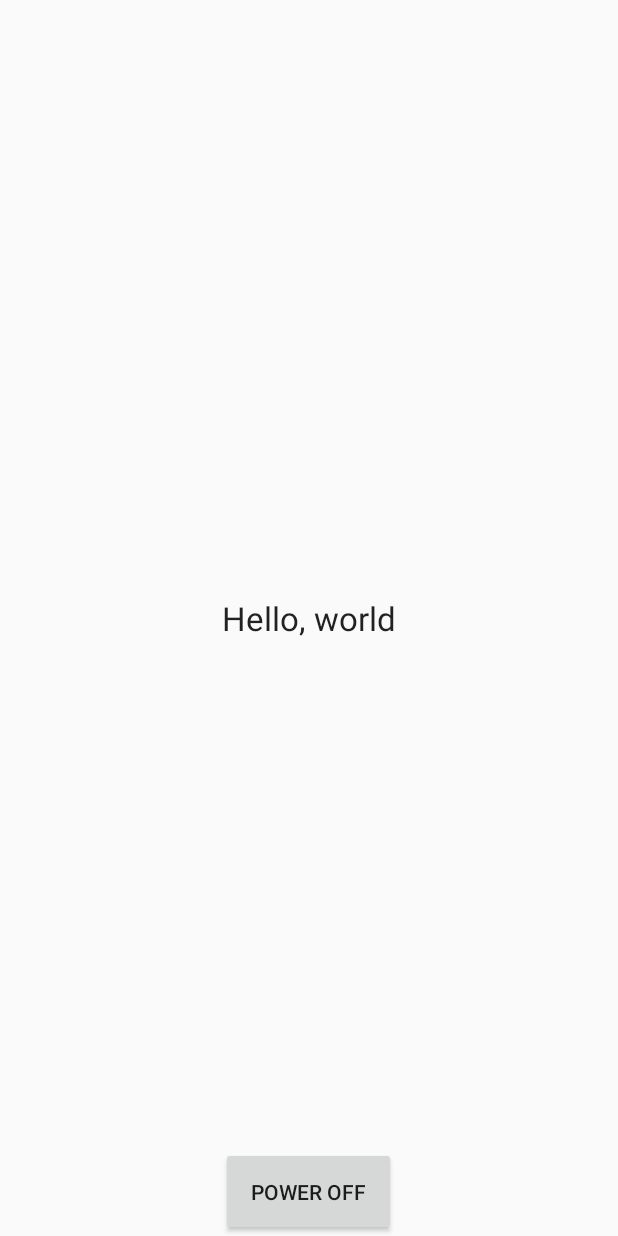
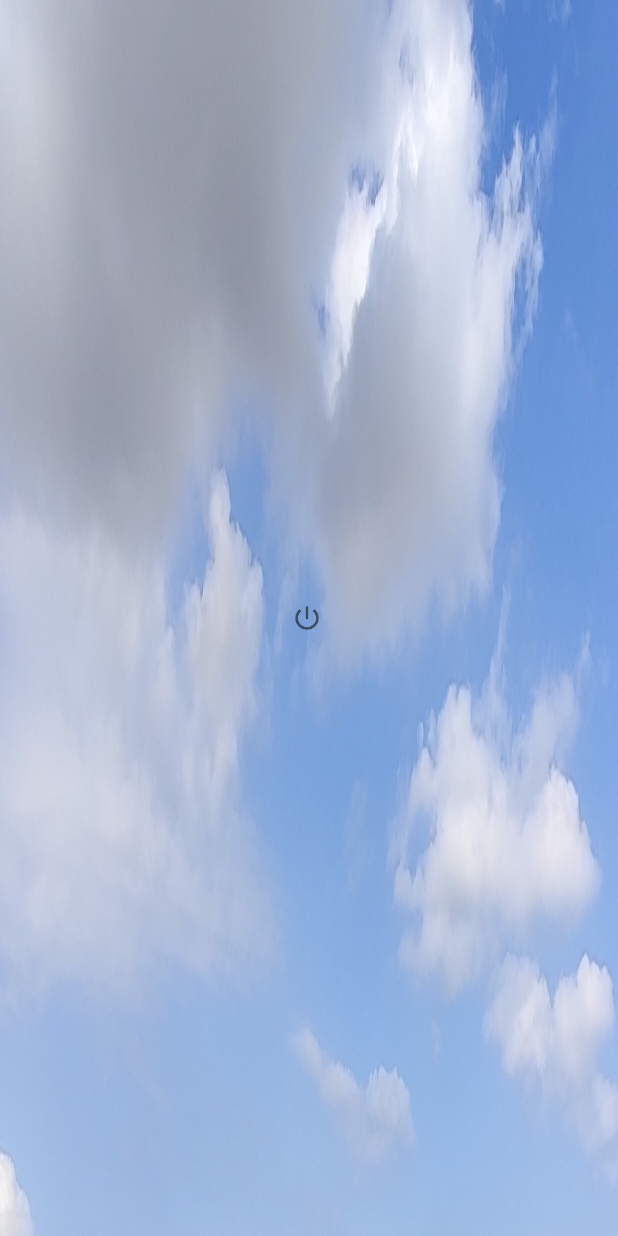
Before and after one commit to szermatt/Dreamcatcher, an Android app: the TvActivity screen opened directly, with no data from a screen before it, on a phone screen of 412 x 824 dp. Run offline under Robolectric (Android 15) with nearby library versions, the light colour scheme and no system bars.

Commit message:
Set background and use an image button.

```diff
--- a/app/src/main/java/net/gmx/szermatt/dreamcatcher/TvActivity.java
+++ b/app/src/main/java/net/gmx/szermatt/dreamcatcher/TvActivity.java
@@ -5,7 +5,7 @@ import android.content.Intent;
 import android.os.Bundle;
 import android.os.Handler;
 import android.util.Log;
-import android.widget.Button;
+import android.widget.ImageButton;
 import android.widget.Toast;
 
 import net.gmx.szermatt.dreamcatcher.harmony.PowerOffTask;
@@ -14,7 +14,7 @@ import java.util.concurrent.Executor;
 
 /**
  * A placeholder activity for the application; its main functionality is in the service.
- * */
+ */
 public class TvActivity extends Activity {
     private static final String TAG = "DreamCatcher";
 
@@ -26,7 +26,7 @@ public class TvActivity extends Activity {
         final Executor inBackground = DreamCatcherApplication.inBackground(this);
         final Handler onMain = DreamCatcherApplication.onMain(this);
 
-        Button button = findViewById(R.id.power_off);
+        ImageButton button = findViewById(R.id.power_off);
         button.setOnClickListener(v -> {
             Toast.makeText(this, "Power Off Requested", Toast.LENGTH_LONG).show();
             inBackground.execute(() -> {
--- a/app/src/main/res/layout/activity_main.xml
+++ b/app/src/main/res/layout/activity_main.xml
@@ -1,24 +1,19 @@
 <RelativeLayout xmlns:android="http://schemas.android.com/apk/res/android"
     xmlns:tools="http://schemas.android.com/tools"
     android:layout_width="match_parent"
-    android:layout_height="match_parent" >
+    android:layout_height="match_parent"
+    android:background="@drawable/background">
 
-    <TextView
-        android:layout_width="wrap_content"
-        android:layout_height="wrap_content"
-        android:layout_centerInParent="true"
+    <ImageButton
+        android:id="@+id/power_off"
+        android:layout_width="95dp"
+        android:layout_height="90dp"
+        android:layout_centerVertical="true"
+        android:layout_alignParentRight="true"
+        android:layout_marginRight="160dp"
         android:padding="20dp"
-        android:text="@string/hello_world"
-        android:textAppearance="@android:style/TextAppearance.Material.Large"
-        tools:context=".MainActivity" />
-
-    <Button
-        android:id="@+id/power_off"
-        android:layout_width="wrap_content"
-        android:layout_height="wrap_content"
-        android:layout_alignParentBottom="true"
-        android:layout_centerHorizontal="true"
-        android:padding="20dp"
+        android:background="?android:selectableItemBackgroundBorderless"
+        android:src="@drawable/power"
         android:text="Power Off" />
 
 </RelativeLayout>
```
Also changed, not shown: app/src/main/res/drawable-hdpi/power.png (added), app/src/main/res/drawable-mdpi/background.png (added), app/src/main/res/drawable-mdpi/power.png (added), app/src/main/res/drawable-xxhdpi/power.png (added), app/src/main/res/drawable-xxxhdpi/power.png (added), app/src/main/res/power.png (added).
